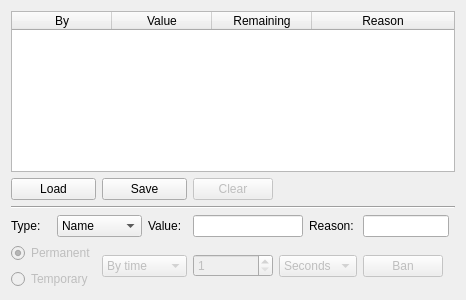
The window that client/frostbite/BanListWidget.ui (OpenRcon/OpenRcon) describes before a commit, drawn with Qt 5.
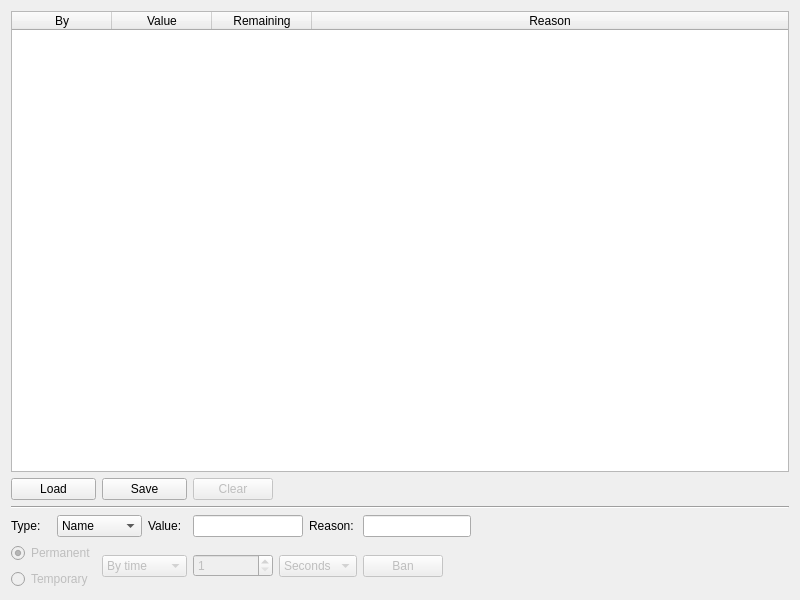
The same window after the commit. Icons and pictures are not drawn.

The edit to the form file:
```diff
--- a/client/frostbite/BanListWidget.ui
+++ b/client/frostbite/BanListWidget.ui
@@ -6,8 +6,8 @@
    <rect>
     <x>0</x>
     <y>0</y>
-    <width>427</width>
-    <height>300</height>
+    <width>800</width>
+    <height>600</height>
    </rect>
   </property>
   <property name="windowTitle">
```
